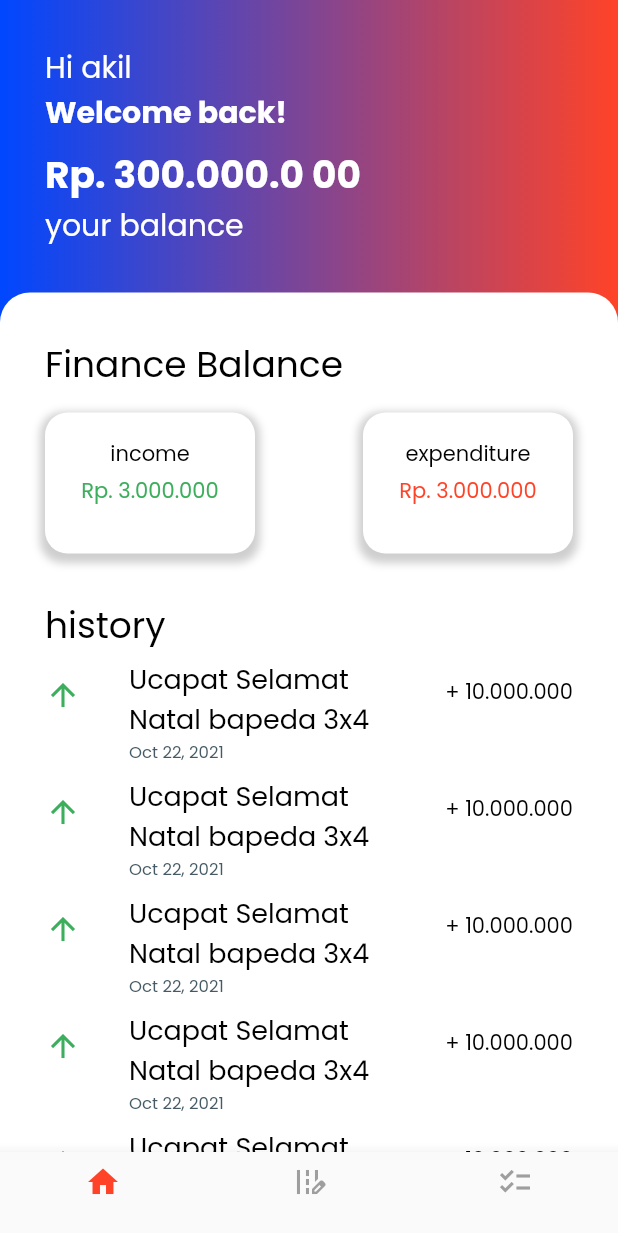
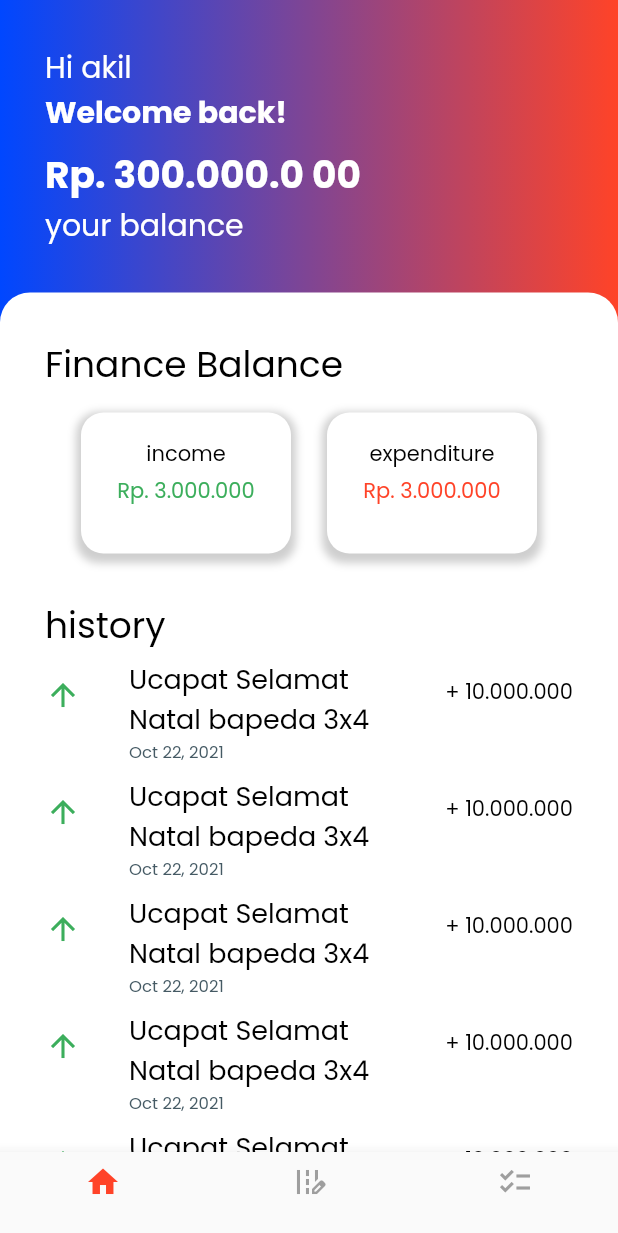
Before and after one commit to Hayolox/moneyku, a Flutter app: the MainScreen screen opened by its route, on a phone screen of 412 x 824 dp. Shown: the top 1233 px of the screen. Run offline on Flutter 3.47's test engine with Material 2 defaults, Android fonts, the light colour scheme and no system bars; our stand-ins replace awesome_dialog, delayed_display, email_validator, google_fonts, lottie; network calls fail.

Commit message:
update home

```diff
--- a/lib/screen/home/home_screen.dart
+++ b/lib/screen/home/home_screen.dart
@@ -77,7 +77,7 @@ class HomeScreen extends StatelessWidget {
             height: 14,
           ),
           Row(
-            mainAxisAlignment: MainAxisAlignment.spaceBetween,
+            mainAxisAlignment: MainAxisAlignment.spaceEvenly,
             children: [
               Container(
                 padding: const EdgeInsets.only(top: 17, bottom: 17),
```
